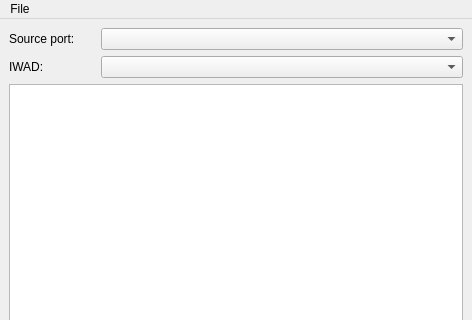
Old version of the form mainwindow.ui in the repository rafliko/qtDL; both pictures show x 0 to 472 and y 0 to 320 of the 472 by 596 pixel window.
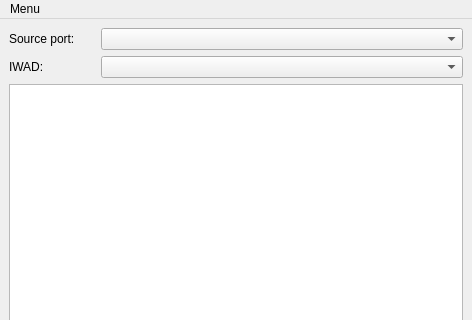
New version of the form.

Commit message: Add menu to modify search dirs

The edit to the form file:
```diff
--- a/mainwindow.ui
+++ b/mainwindow.ui
@@ -90,12 +90,12 @@
      <x>0</x>
      <y>0</y>
      <width>472</width>
-     <height>30</height>
+     <height>21</height>
     </rect>
    </property>
    <widget class="QMenu" name="menuFile">
     <property name="title">
-     <string>File</string>
+     <string>Menu</string>
     </property>
     <addaction name="actionAdd_Source_Port"/>
     <addaction name="actionAdd_IWAD_dir"/>
```
Left out of the diff: 10 changed lines with no effect on the pictures. The commit also changes 5 other files.
